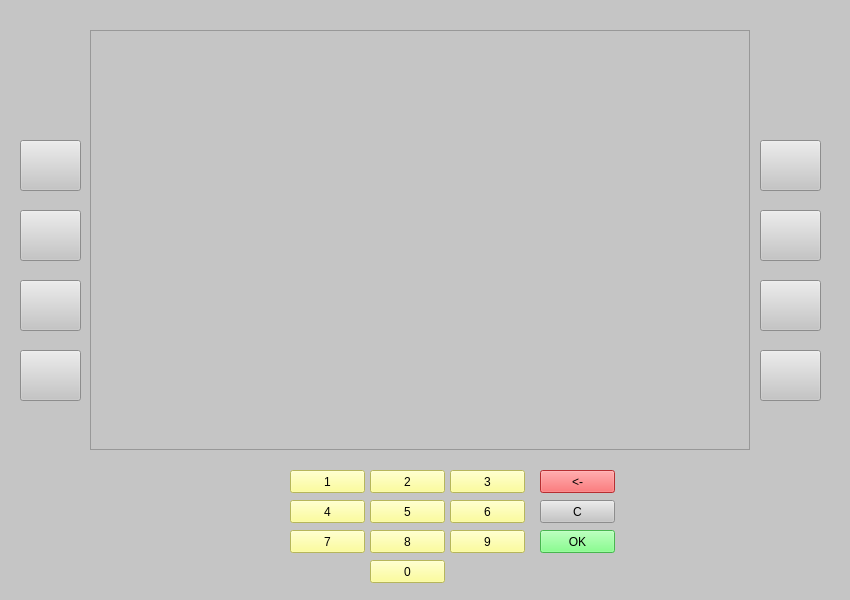
Above: classes/gui/MainWindow.ui from TheBiggestDaddy/ATM before the change. Below: the same form after it.
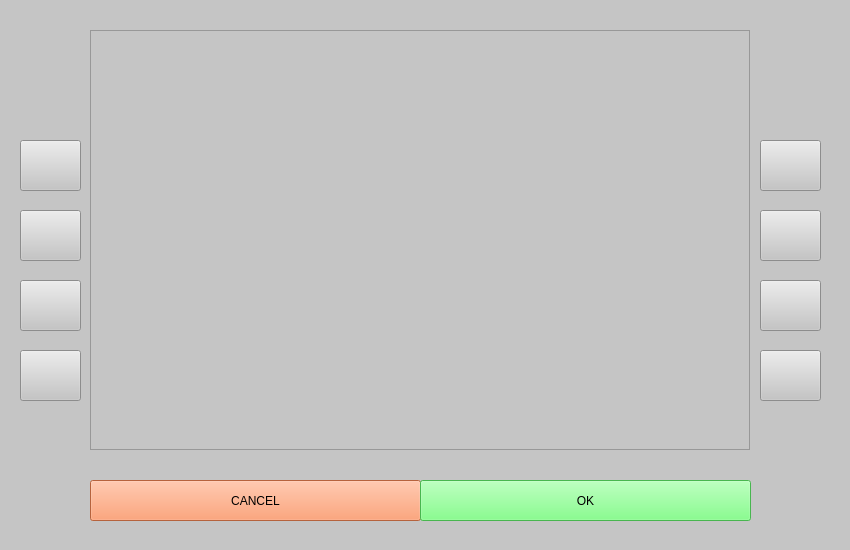
That is the form after the change. Icons and pictures are not drawn. Custom widgets are drawn as their Qt base class.

Patch:
```diff
--- a/classes/gui/MainWindow.ui
+++ b/classes/gui/MainWindow.ui
@@ -7,13 +7,13 @@
     <x>0</x>
     <y>0</y>
     <width>850</width>
-    <height>600</height>
+    <height>550</height>
    </rect>
   </property>
   <property name="minimumSize">
    <size>
-    <width>800</width>
-    <height>600</height>
+    <width>850</width>
+    <height>550</height>
    </size>
   </property>
   <property name="maximumSize">
@@ -110,166 +110,6 @@
     <string/>
    </property>
   </widget>
-  <widget class="QPushButton" name="number_1">
-   <property name="geometry">
-    <rect>
-     <x>290</x>
-     <y>470</y>
-     <width>75</width>
-     <height>23</height>
-    </rect>
-   </property>
-   <property name="styleSheet">
-    <string notr="true">background-color: rgb(255, 255, 127)</string>
-   </property>
-   <property name="text">
-    <string>1</string>
-   </property>
-  </widget>
-  <widget class="QPushButton" name="number_2">
-   <property name="geometry">
-    <rect>
-     <x>370</x>
-     <y>470</y>
-     <width>75</width>
-     <height>23</height>
-    </rect>
-   </property>
-   <property name="styleSheet">
-    <string notr="true">background-color: rgb(255, 255, 127)</string>
-   </property>
-   <property name="text">
-    <string>2</string>
-   </property>
-  </widget>
-  <widget class="QPushButton" name="number_3">
-   <property name="geometry">
-    <rect>
-     <x>450</x>
-     <y>470</y>
-     <width>75</width>
-     <height>23</height>
-    </rect>
-   </property>
-   <property name="styleSheet">
-    <string notr="true">background-color: rgb(255, 255, 127)</string>
-   </property>
-   <property name="text">
-    <string>3</string>
-   </property>
-  </widget>
-  <widget class="QPushButton" name="number_4">
-   <property name="geometry">
-    <rect>
-     <x>290</x>
-     <y>500</y>
-     <width>75</width>
-     <height>23</height>
-    </rect>
-   </property>
-   <property name="styleSheet">
-    <string notr="true">background-color: rgb(255, 255, 127)</string>
-   </property>
-   <property name="text">
-    <string>4</string>
-   </property>
-  </widget>
-  <widget class="QPushButton" name="number_5">
-   <property name="geometry">
-    <rect>
-     <x>370</x>
-     <y>500</y>
-     <width>75</width>
-     <height>23</height>
-    </rect>
-   </property>
-   <property name="styleSheet">
-    <string notr="true">background-color: rgb(255, 255, 127)</string>
-   </property>
-   <property name="text">
-    <string>5</string>
-   </property>
-  </widget>
-  <widget class="QPushButton" name="number_6">
-   <property name="geometry">
-    <rect>
-     <x>450</x>
-     <y>500</y>
-     <width>75</width>
-     <height>23</height>
-    </rect>
-   </property>
-   <property name="styleSheet">
-    <string notr="true">background-color: rgb(255, 255, 127)</string>
-   </property>
-   <property name="text">
-    <string>6</string>
-   </property>
-  </widget>
-  <widget class="QPushButton" name="number_7">
-   <property name="geometry">
-    <rect>
-     <x>290</x>
-     <y>530</y>
-     <width>75</width>
-     <height>23</height>
-    </rect>
-   </property>
-   <property name="styleSheet">
-    <string notr="true">background-color: rgb(255, 255, 127)</string>
-   </property>
-   <property name="text">
-    <string>7</string>
-   </property>
-  </widget>
-  <widget class="QPushButton" name="number_8">
-   <property name="geometry">
-    <rect>
-     <x>370</x>
-     <y>530</y>
-     <width>75</width>
-     <height>23</height>
-    </rect>
-   </property>
-   <property name="styleSheet">
-    <string notr="true">background-color: rgb(255, 255, 127)</string>
-   </property>
-   <property name="text">
-    <string>8</string>
-   </property>
-  </widget>
-  <widget class="QPushButton" name="number_9">
-   <property name="geometry">
-    <rect>
-     <x>450</x>
-     <y>530</y>
-     <width>75</width>
-     <height>23</height>
-    </rect>
-   </property>
-   <property name="styleSheet">
-    <string notr="true">background-color: rgb(255, 255, 127)</string>
-   </property>
-   <property name="text">
-    <string>9</string>
-   </property>
-  </widget>
-  <widget class="QPushButton" name="number_10">
-   <property name="geometry">
-    <rect>
-     <x>370</x>
-     <y>560</y>
-     <width>75</width>
-     <height>23</height>
-    </rect>
-   </property>
-   <property name="styleSheet">
-    <string notr="true">background-color: rgb(255, 255, 127)</string>
-   </property>
-   <property name="text">
-    <string>0</string>
-   </property>
-  </widget>
   <widget class="QPushButton" name="Right_button_1">
    <property name="geometry">
     <rect>
@@ -346,7 +186,7 @@
     <string/>
    </property>
   </widget>
-  <widget class="SendMoneyToAnotherCard" name="frame">
+  <widget class="QFrame" name="frame">
    <property name="geometry">
     <rect>
      <x>90</x>
@@ -377,39 +217,26 @@
   <widget class="QPushButton" name="backspace">
    <property name="geometry">
     <rect>
-     <x>540</x>
-     <y>470</y>
-     <width>75</width>
-     <height>23</height>
+     <x>90</x>
+     <y>480</y>
+     <width>331</width>
+     <height>41</height>
     </rect>
    </property>
    <property name="styleSheet">
-    <string notr="true">background-color: rgb(255, 65, 68)</string>
+    <string notr="true">background-color: rgb(255, 139, 85)</string>
    </property>
    <property name="text">
-    <string>&lt;-</string>
-   </property>
-  </widget>
-  <widget class="QPushButton" name="clear">
-   <property name="geometry">
-    <rect>
-     <x>540</x>
-     <y>500</y>
-     <width>75</width>
-     <height>23</height>
-    </rect>
-   </property>
-   <property name="text">
-    <string>C</string>
+    <string>CANCEL</string>
    </property>
   </widget>
   <widget class="QPushButton" name="OK">
    <property name="geometry">
     <rect>
-     <x>540</x>
-     <y>530</y>
-     <width>75</width>
-     <height>23</height>
+     <x>420</x>
+     <y>480</y>
+     <width>331</width>
+     <height>41</height>
     </rect>
    </property>
    <property name="styleSheet">
@@ -420,14 +247,6 @@
    </property>
   </widget>
  </widget>
- <customwidgets>
-  <customwidget>
-   <class>SendMoneyToAnotherCard</class>
-   <extends>QFrame</extends>
-   <header>SendMoneyToAnotherCard.h</header>
-   <container>1</container>
-  </customwidget>
- </customwidgets>
  <resources/>
  <connections/>
 </ui>
```
